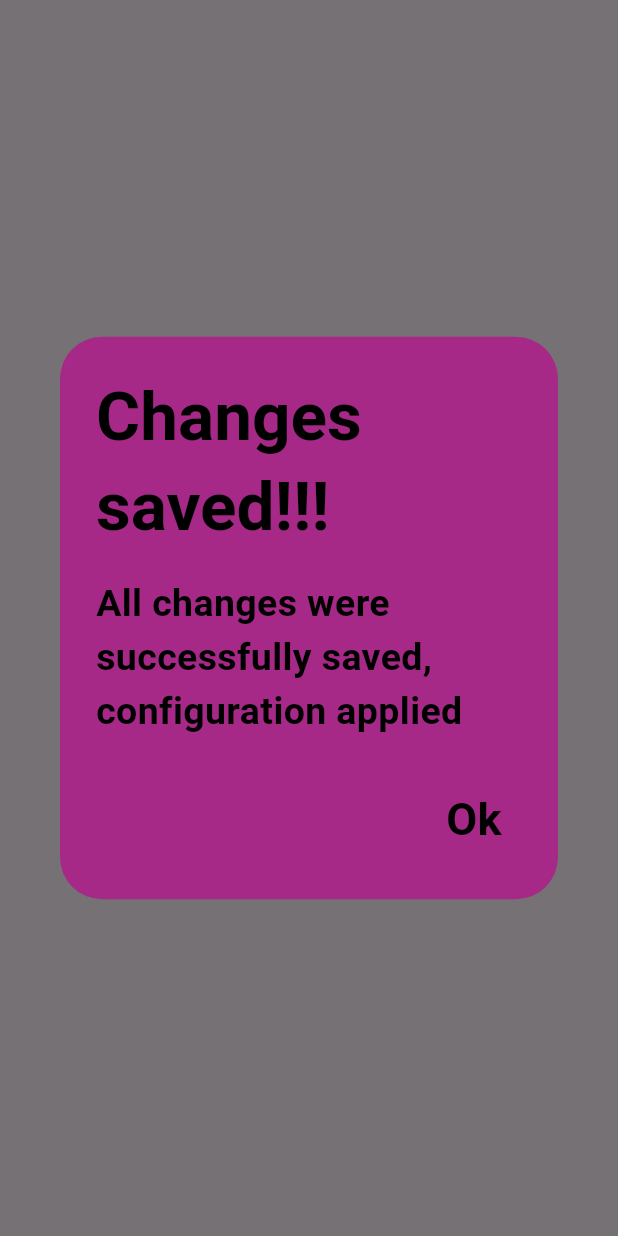
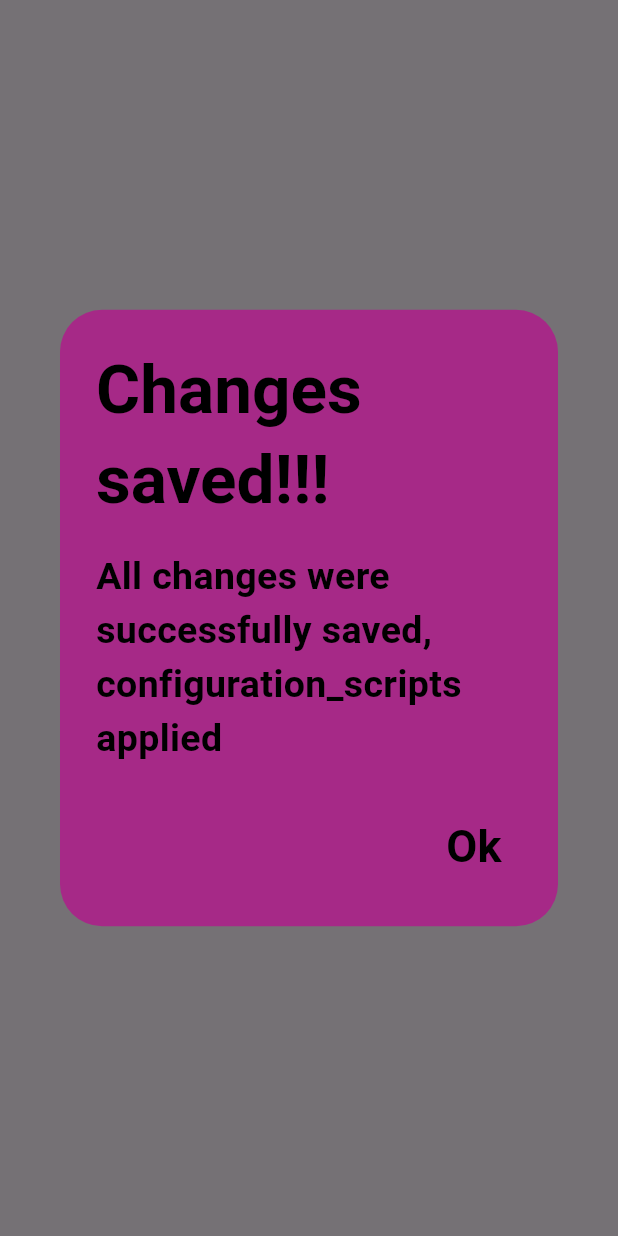
Before and after one commit to Rouxxel/simple-chat, a Flutter app: what show_changes_saved() shows on an empty page, opened directly, on a phone screen of 412 x 824 dp. Run offline on Flutter 3.47's test engine with Material 3 defaults, Android fonts, the phone set to English and light mode, and no system bars; our stand-ins replace audioplayers, flutter_markdown, flutter_secure_storage, google_fonts, google_generative_ai, logger; missing offline and left inert: flutter_email_sender, icons_flutter; accounts and stored records are empty; network calls fail; Roboto replaces fonts that are missing (Handjet).

Commit message:
Major project files reorganization and renaming in some directories and files

```diff
--- a/lib/configuration/colort_list_invoke.dart
+++ b/lib/functionality_n_scripts/configuration_scripts/colort_list_invoke.dart
@@ -1,6 +1,6 @@
 import 'dart:convert';
 import 'package:flutter/services.dart';
-import 'package:simple_chat/utils/logger_config.dart';
+import 'package:simple_chat/functionality_n_scripts/utils/logger_config.dart';
 
 //Globally accessible map
 Map<String, String> color_name_to_hex_map = {};
--- a/lib/configuration/config_invoke.dart
+++ b/lib/functionality_n_scripts/configuration_scripts/config_invoke.dart
@@ -4,9 +4,9 @@ import 'package:flutter/services.dart'; // For rootBundle
 import 'dart:io';
 import 'package:path_provider/path_provider.dart';
 
-import 'package:simple_chat/utils/logger_config.dart';
+import 'package:simple_chat/functionality_n_scripts/utils/logger_config.dart';
 
-//Extract configuration values
+//Extract configuration_scripts values
 class app_configuration {
   final String main_title;
 
@@ -227,7 +227,7 @@ String color_to_hex(Color color) {
       '${color.blue.toRadixString(16).padLeft(2, '0').toUpperCase()}';
 }
 
-//To load configuration once
+//To load configuration_scripts once
 late app_configuration config_data;
 late Map<String, dynamic> raw_config_json;
 
--- a/lib/configuration/countries_invoke.dart
+++ b/lib/functionality_n_scripts/configuration_scripts/countries_invoke.dart
@@ -1,6 +1,6 @@
 import 'dart:convert';
 import 'package:flutter/services.dart';
-import 'package:simple_chat/utils/logger_config.dart';
+import 'package:simple_chat/functionality_n_scripts/utils/logger_config.dart';
 
 //Extract countries values
 class countries {
--- a/lib/utils/easter_egg_player.dart
+++ b/lib/functionality_n_scripts/utils/easter_egg_player.dart
@@ -1,7 +1,7 @@
 import 'package:flutter/material.dart';
 import 'package:audioplayers/audioplayers.dart';
 import 'package:google_fonts/google_fonts.dart';
-import 'package:simple_chat/configuration/config_invoke.dart';
+import 'package:simple_chat/functionality_n_scripts/configuration_scripts/config_invoke.dart';
 
 class EasterEggPlayerInline extends StatefulWidget {
   final String asset_path;
--- a/lib/utils/widgets_and_ui_elements/alert_dialog_list.dart
+++ b/lib/widgets_and_ui_elements/alert_dialog_list.dart
@@ -1,6 +1,6 @@
 import "package:flutter/material.dart";
 import "package:google_fonts/google_fonts.dart";
-import "package:simple_chat/configuration/config_invoke.dart";
+import "package:simple_chat/functionality_n_scripts/configuration_scripts/config_invoke.dart";
 
 //TODO:Create a single alert dialog that can be modified to have title and paragraph
 //Alert dialogs------------------------------------------------------
@@ -216,7 +216,7 @@ void show_changes_saved(BuildContext context) {
       ),
     ),
     content: Text(
-      "All changes were successfully saved, configuration applied",
+      "All changes were successfully saved, configuration_scripts applied",
       style: GoogleFonts.handjet(
         textStyle: const TextStyle(
           fontSize: 25,
```
Also changed, not shown: lib/functionality_n_scripts/message_related/message_class.dart (renamed from lib/message_related/message_class.dart, +5 -5 lines), lib/functionality_n_scripts/session_related/refresh_tk_watch_dog.dart (renamed from lib/session_related/refresh_tk_watch_dog.dart, +4 -5 lines), lib/functionality_n_scripts/standalone_methods/general_methods.dart (renamed from lib/standalone_methods_functions/general_methods.dart, +5 -5 lines), lib/functionality_n_scripts/standalone_methods/user_entrypoint_methods.dart (renamed from lib/standalone_methods_functions/user_entrypoint_methods.dart, +5 -5 lines), lib/main.dart (+6 -6 lines), lib/screens_pages/complete_profile_page.dart (+8 -9 lines), lib/screens_pages/landing_page.dart (+9 -7 lines), lib/screens_pages/log_in_page.dart (+7 -7 lines), lib/screens_pages/settings_page.dart (+8 -8 lines), lib/screens_pages/sign_up_page.dart (+6 -6 lines), lib/functionality_n_scripts/session_related/app_storage_class.dart (renamed from lib/session_related/app_storage_class.dart), lib/functionality_n_scripts/utils/logger_config.dart (renamed from lib/utils/logger_config.dart), lib/widgets_and_ui_elements/labeled_text_field.dart (renamed from lib/utils/widgets_and_ui_elements/labeled_text_field.dart).
